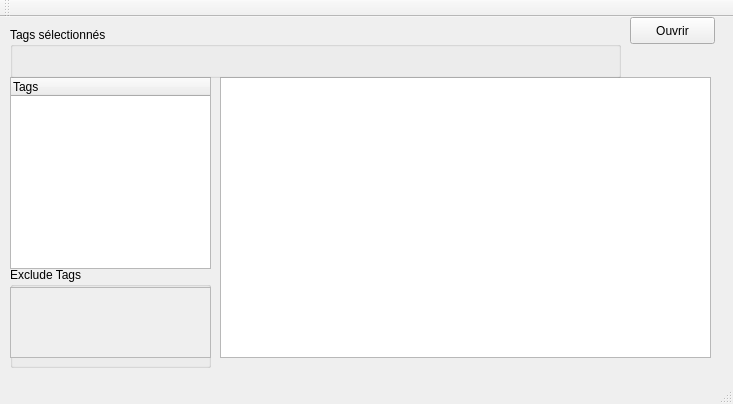
elekmad/TagFolders, file Qt_client/mainwindow.ui: the form before one commit.
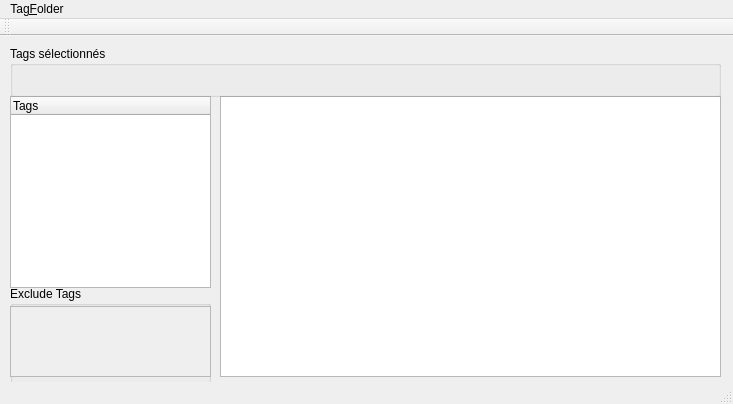
The form after the commit.

Commit message: Menu en haut ajouté, et bouton ouvrir supprimer de la facade. Le nom du dossier ouvert est maintenant dans le titre de la fenêtre. Les tags sélectionnés s'affichent en partant de la gauche.

What changed in the file:
```diff
--- a/Qt_client/mainwindow.ui
+++ b/Qt_client/mainwindow.ui
@@ -19,7 +19,7 @@
      <rect>
       <x>220</x>
       <y>60</y>
-      <width>491</width>
+      <width>501</width>
       <height>281</height>
      </rect>
     </property>
@@ -30,32 +30,6 @@
      <set>QAbstractItemView::NoEditTriggers</set>
     </property>
    </widget>
-   <widget class="QLabel" name="DirName">
-    <property name="geometry">
-     <rect>
-      <x>220</x>
-      <y>0</y>
-      <width>401</width>
-      <height>17</height>
-     </rect>
-    </property>
-    <property name="text">
-     <string/>
-    </property>
-   </widget>
-   <widget class="QPushButton" name="OpenDir">
-    <property name="geometry">
-     <rect>
-      <x>630</x>
-      <y>0</y>
-      <width>85</width>
-      <height>27</height>
-     </rect>
-    </property>
-    <property name="text">
-     <string>Ouvrir</string>
-    </property>
-   </widget>
    <widget class="QTreeWidget" name="treeWidget">
     <property name="geometry">
      <rect>
@@ -79,7 +53,7 @@
      <rect>
       <x>10</x>
       <y>10</y>
-      <width>611</width>
+      <width>711</width>
       <height>51</height>
      </rect>
     </property>
@@ -89,13 +63,17 @@
     <widget class="QWidget" name="horizontalLayoutWidget">
      <property name="geometry">
       <rect>
-       <x>9</x>
+       <x>-1</x>
        <y>20</y>
-       <width>601</width>
+       <width>711</width>
        <height>21</height>
       </rect>
      </property>
-     <layout class="QHBoxLayout" name="UnselectTagsHL"/>
+     <layout class="QHBoxLayout" name="UnselectTagsHL">
+      <property name="sizeConstraint">
+       <enum>QLayout::SetDefaultConstraint</enum>
+      </property>
+     </layout>
     </widget>
    </widget>
    <widget class="QGroupBox" name="groupBox">
@@ -147,6 +125,14 @@
      <height>27</height>
     </rect>
    </property>
+   <widget class="QMenu" name="menuTagFolder">
+    <property name="title">
+     <string>Tag&amp;Folder</string>
+    </property>
+    <addaction name="action_Open"/>
+    <addaction name="action_Quit"/>
+   </widget>
+   <addaction name="menuTagFolder"/>
   </widget>
   <widget class="QToolBar" name="mainToolBar">
    <attribute name="toolBarArea">
```
Left out of the diff: 35 changed lines with no effect on the pictures. The commit also changes 2 other files.
